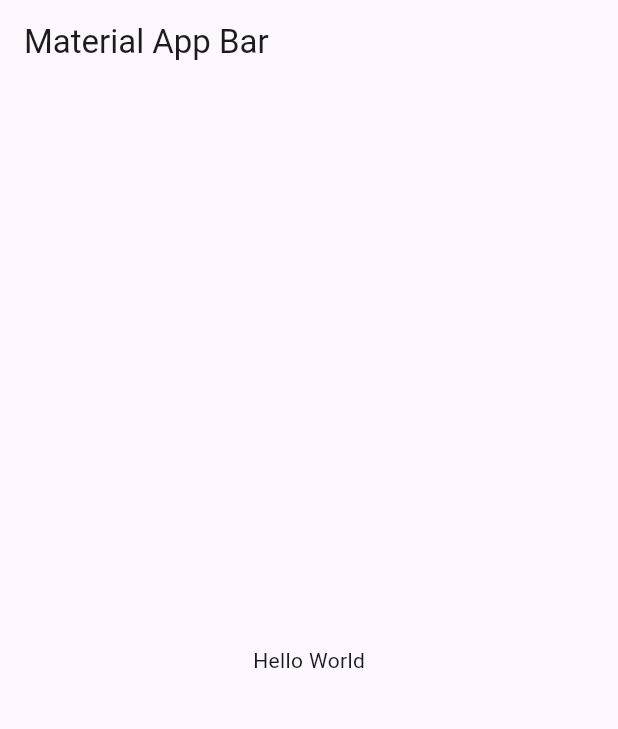
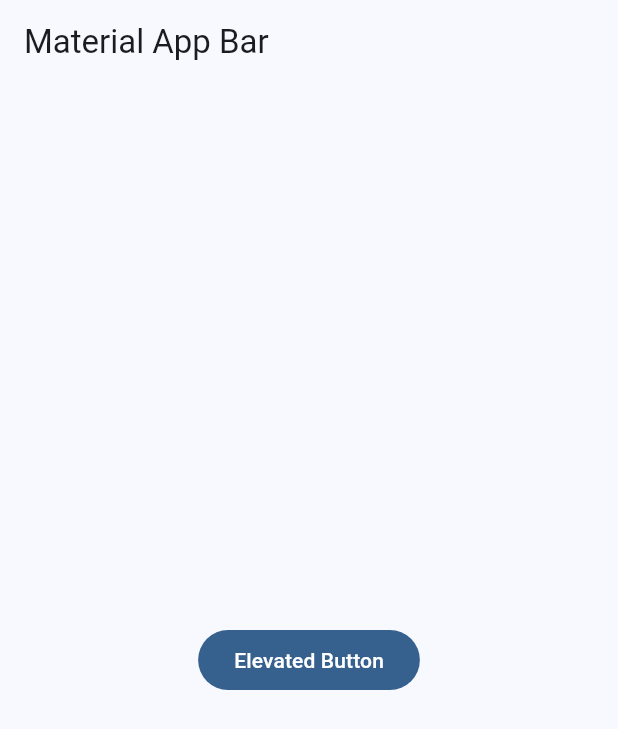
Before and after one commit to KeingCasabona/Devtalles-semana9-semana10-flutter-devtalles-widgets_app, a Flutter app: the screen it shows after launch, on a phone screen of 412 x 824 dp. Shown: the top 729 px of the screen. Run offline on Flutter 3.47's test engine with Material 3 defaults, Android fonts, the phone set to English and light mode, and no system bars.

Commit message:
feat: Tema y estilos de la aplicacion

```diff
--- /dev/null
+++ b/lib/config/theme/app_theme.dart
@@ -0,0 +1,23 @@
+import 'package:flutter/material.dart';
+
+const colorList = <Color>[
+  Colors.blue,
+  Colors.red,
+  Colors.green,
+  Colors.yellow,
+];
+
+class AppTheme {
+  final int selectedColor;
+
+  AppTheme({this.selectedColor = 0})
+      : assert(selectedColor >= 0,
+            'Select color must be greater than or equal to 0'),
+        assert(selectedColor < colorList.length,
+            'Select color must be less than ${colorList.length}');
+
+  ThemeData getTheme() => ThemeData(
+        useMaterial3: true,
+        colorSchemeSeed: colorList[selectedColor],
+      );
+}
--- a/lib/main.dart
+++ b/lib/main.dart
@@ -1,4 +1,5 @@
 import 'package:flutter/material.dart';
+import 'package:widgets_app/config/theme/app_theme.dart';
 
 void main() => runApp(const MyApp());
 
@@ -9,13 +10,17 @@ class MyApp extends StatelessWidget {
   Widget build(BuildContext context) {
     return MaterialApp(
       debugShowCheckedModeBanner: false,
+      theme: AppTheme(selectedColor: 0).getTheme(),
       title: 'Material App',
       home: Scaffold(
         appBar: AppBar(
           title: const Text('Material App Bar'),
         ),
-        body: const Center(
-          child: Text('Hello World'),
+        body: Center(
+          child: FilledButton(
+            onPressed: () {},
+            child: Text('Elevated Button'),
+          ),
         ),
       ),
     );
```
